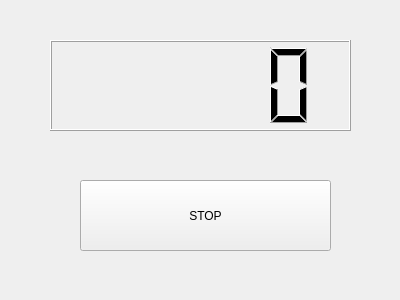
This is timersimple/counterDlg.ui in jlgs96/Robotica-2021-2022 as Qt 5 draws it before an edit. The edited form follows.
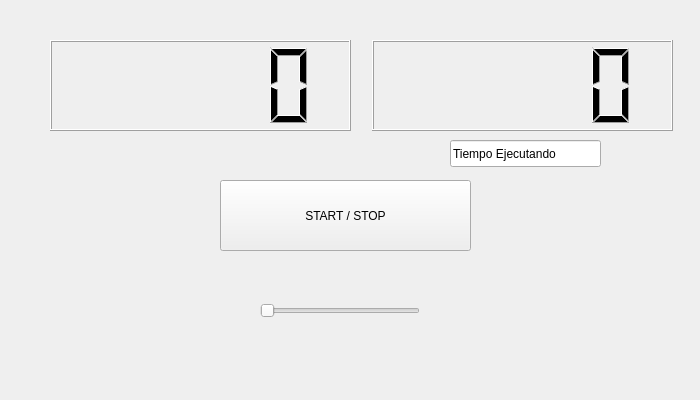
This is the edited form.

Commit message: Modificada la interfaz, por lo menos se ve bien

```diff
--- a/timersimple/counterDlg.ui
+++ b/timersimple/counterDlg.ui
@@ -6,8 +6,8 @@
    <rect>
     <x>0</x>
     <y>0</y>
-    <width>400</width>
-    <height>300</height>
+    <width>700</width>
+    <height>400</height>
    </rect>
   </property>
   <property name="windowTitle">
@@ -16,14 +16,14 @@
   <widget class="QPushButton" name="button">
    <property name="geometry">
     <rect>
-     <x>80</x>
+     <x>220</x>
      <y>180</y>
      <width>251</width>
      <height>71</height>
     </rect>
    </property>
    <property name="text">
-    <string>STOP</string>
+    <string>START / STOP</string>
    </property>
   </widget>
   <widget class="QLCDNumber" name="lcdNumber">
@@ -36,6 +36,42 @@
     </rect>
    </property>
   </widget>
+  <widget class="QLCDNumber" name="lcdNumbereTime">
+   <property name="geometry">
+    <rect>
+     <x>372</x>
+     <y>40</y>
+     <width>301</width>
+     <height>91</height>
+    </rect>
+   </property>
+  </widget>
+  <widget class="QSlider" name="horizontalSlider">
+   <property name="geometry">
+    <rect>
+     <x>260</x>
+     <y>300</y>
+     <width>160</width>
+     <height>21</height>
+    </rect>
+   </property>
+   <property name="orientation">
+    <enum>Qt::Horizontal</enum>
+   </property>
+  </widget>
+  <widget class="QLineEdit" name="lineEdit">
+   <property name="geometry">
+    <rect>
+     <x>450</x>
+     <y>140</y>
+     <width>151</width>
+     <height>27</height>
+    </rect>
+   </property>
+   <property name="text">
+    <string>Tiempo Ejecutando</string>
+   </property>
+  </widget>
  </widget>
  <resources/>
  <connections/>
```
